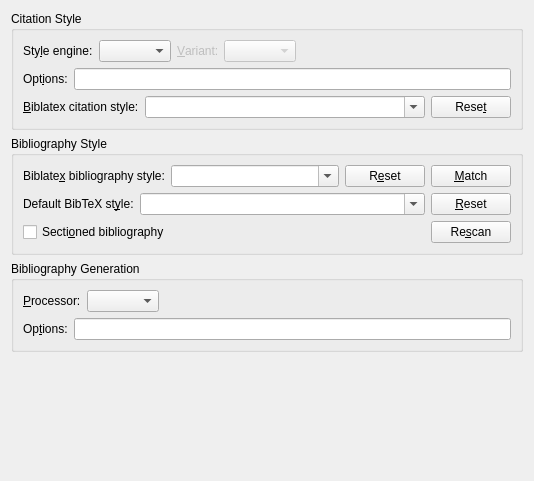
The window that src/frontends/qt4/ui/BiblioUi.ui (cburschka/lyx) describes before a commit, drawn with Qt 5.
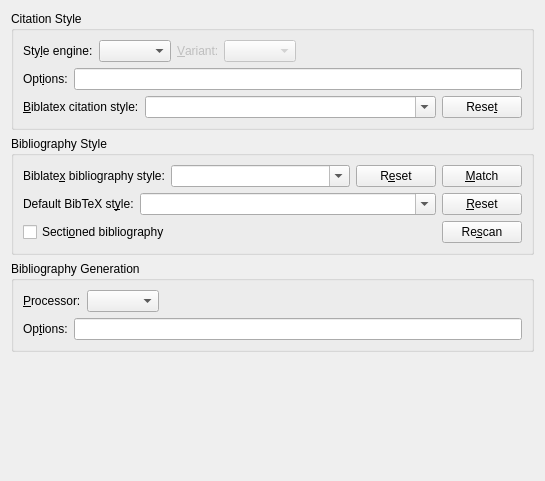
The same window after the commit.

The edit to the form file:
```diff
--- a/src/frontends/qt4/ui/BiblioUi.ui
+++ b/src/frontends/qt4/ui/BiblioUi.ui
@@ -6,7 +6,7 @@
    <rect>
     <x>0</x>
     <y>0</y>
-    <width>534</width>
+    <width>545</width>
     <height>481</height>
    </rect>
   </property>
```
Left out of the diff: 2 changed lines with no effect on the pictures.
